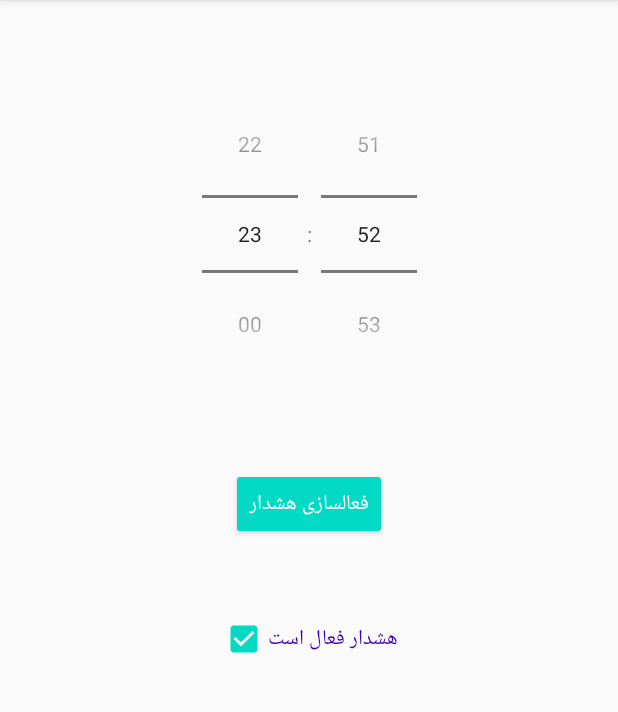
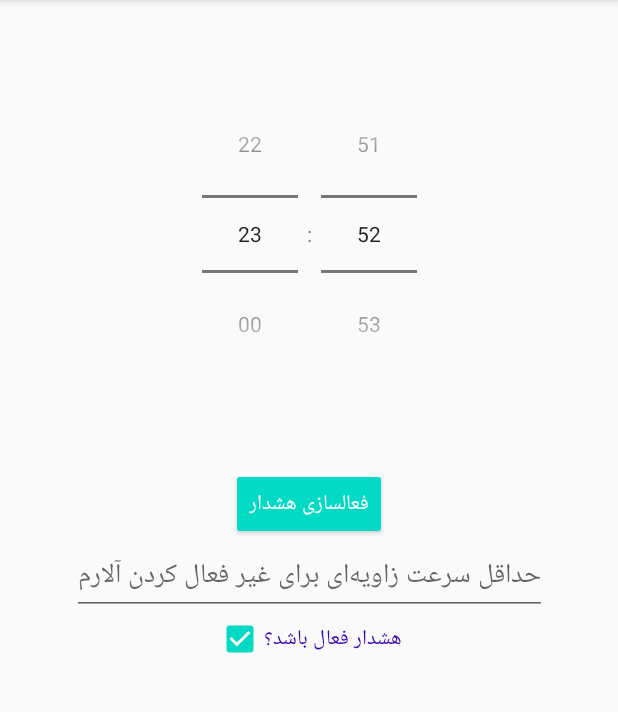
Before and after one commit to sharif-dev/HW2-por-feature, an Android app: the screen it shows after launch (MainActivity), after a tap on "فعالسازی هشدار", on a phone screen of 412 x 824 dp, the part 84-796 px from its top. Run offline under Robolectric (Android 15) with nearby library versions, the phone set to English and light mode, and no system bars.

Commit message:
Complete first feature

```diff
--- a/app/src/main/java/com/example/porfeature/AlarmReceiver.java
+++ b/app/src/main/java/com/example/porfeature/AlarmReceiver.java
@@ -8,7 +8,9 @@ import android.content.Intent;
 public class AlarmReceiver extends BroadcastReceiver {
     @Override
     public void onReceive(Context context, Intent intent) {
-        Intent service_intent = new Intent(context, VibratingService.class);
-        context.startService(service_intent);
+        Intent alarmVibrateIntent = new Intent(context, AlarmVibrateActivity.class);
+        alarmVibrateIntent.putExtra(context.getString(R.string.min_z_speed),
+                intent.getFloatExtra(context.getString(R.string.min_z_speed), 0.2f));
+        context.startActivity(alarmVibrateIntent);
     }
 }
--- a/app/src/main/java/com/example/porfeature/MainActivity.java
+++ b/app/src/main/java/com/example/porfeature/MainActivity.java
@@ -9,6 +9,7 @@ import android.view.View;
 import android.widget.Button;
 import android.widget.CheckBox;
 import android.widget.CompoundButton;
+import android.widget.EditText;
 import android.widget.TimePicker;
 
 import androidx.appcompat.app.AppCompatActivity;
@@ -77,8 +78,17 @@ public class MainActivity extends AppCompatActivity {
     }
 
     private void scheduleAlarm(Calendar calendar) {
+        EditText minZ = findViewById(R.id.edit_text_min_z_speed);
+        float minZSpeed;
+        try {
+            minZSpeed = Float.parseFloat(minZ.getText().toString());
+        } catch (NumberFormatException e) {
+            minZSpeed = 0.2f;
+        }
+
         alarmManager = (AlarmManager) getSystemService(ALARM_SERVICE);
         Intent intent = new Intent(MainActivity.this, AlarmReceiver.class);
+        intent.putExtra(getString(R.string.min_z_speed), minZSpeed);
         alarmPendingIntent = PendingIntent.getBroadcast(MainActivity.this, 0,
                 intent, PendingIntent.FLAG_CANCEL_CURRENT);
 
--- a/app/src/main/res/layout/activity_main.xml
+++ b/app/src/main/res/layout/activity_main.xml
@@ -18,6 +18,7 @@
 
     <Button
         android:id="@+id/set_alarm_button"
+        style="@style/Widget.AppCompat.Button.Colored"
         android:layout_width="wrap_content"
         android:layout_height="wrap_content"
         android:layout_marginTop="@dimen/alarm_elements_margin_top"
@@ -25,7 +26,6 @@
         app:layout_constraintBottom_toTopOf="@id/set_alarm_checkbox"
         app:layout_constraintLeft_toLeftOf="parent"
         app:layout_constraintRight_toRightOf="parent"
-        style="@style/Widget.AppCompat.Button.Colored"
         app:layout_constraintTop_toBottomOf="@id/alarm_time_picker" />
 
     <CheckBox
@@ -39,4 +39,15 @@
         app:layout_constraintStart_toStartOf="parent"
         app:layout_constraintTop_toBottomOf="@id/set_alarm_button" />
 
+    <EditText
+        android:id="@+id/edit_text_min_z_speed"
+        android:layout_width="wrap_content"
+        android:layout_height="wrap_content"
+        app:layout_constraintBottom_toBottomOf="parent"
+        app:layout_constraintLeft_toLeftOf="parent"
+        app:layout_constraintRight_toRightOf="parent"
+        app:layout_constraintTop_toTopOf="parent"
+        android:hint="@string/min_z_speed_text_hint"
+        android:inputType="numberDecimal" />
+
 </androidx.constraintlayout.widget.ConstraintLayout>
--- a/app/src/main/res/values/dimens.xml
+++ b/app/src/main/res/values/dimens.xml
@@ -1,4 +1,5 @@
 <?xml version="1.0" encoding="utf-8"?>
 <resources>
     <dimen name="alarm_elements_margin_top">50dp</dimen>
+    <dimen name="turn_to_deactivate_text_size">20sp</dimen>
 </resources>
--- a/app/src/main/res/values/strings.xml
+++ b/app/src/main/res/values/strings.xml
@@ -1,5 +1,8 @@
 <resources>
     <string name="app_name">پر فیچر</string>
     <string name="activate_alarm">فعالسازی هشدار</string>
-    <string name="alarm_activated">هشدار فعال است</string>
+    <string name="alarm_activated">هشدار فعال باشد؟</string>
+    <string name="turn_to_deactivate">برای غیر فعال کردن گوشی را بچرخانید</string>
+    <string name="min_z_speed_text_hint">حداقل سرعت زاویه‌ای برای غیر فعال کردن آلارم</string>
+    <string name="min_z_speed">min_z_speed</string>
 </resources>
```
Also changed, not shown: app/src/main/AndroidManifest.xml (+6 -4 lines), app/src/main/java/com/example/porfeature/AlarmVibrateActivity.java (added, +67 -0 lines), app/src/main/java/com/example/porfeature/VibratingService.java (deleted, +0 -26 lines), app/src/main/res/layout/activity_vibrate_alarm.xml (added, +18 -0 lines).
